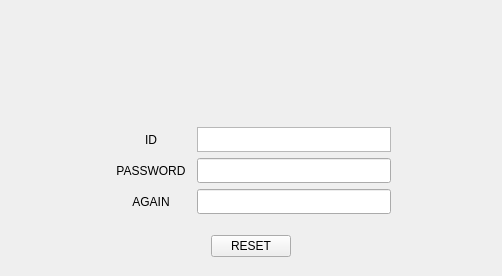
Before: the Qt Designer form chat/forget_two.ui in bitlinux/qtchat, drawn with Qt 5.
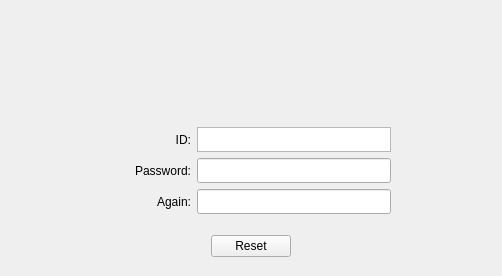
After: the same form once the commit is applied.

```diff
--- a/chat/forget_two.ui
+++ b/chat/forget_two.ui
@@ -91,10 +91,10 @@
               </size>
              </property>
              <property name="text">
-              <string>ID</string>
+              <string>ID:</string>
              </property>
              <property name="alignment">
-              <set>Qt::AlignCenter</set>
+              <set>Qt::AlignRight|Qt::AlignTrailing|Qt::AlignVCenter</set>
              </property>
             </widget>
            </item>
@@ -133,10 +133,10 @@
               </size>
              </property>
              <property name="text">
-              <string>PASSWORD</string>
+              <string>Password:</string>
              </property>
              <property name="alignment">
-              <set>Qt::AlignCenter</set>
+              <set>Qt::AlignRight|Qt::AlignTrailing|Qt::AlignVCenter</set>
              </property>
             </widget>
            </item>
@@ -178,10 +178,10 @@
               </size>
              </property>
              <property name="text">
-              <string>AGAIN</string>
+              <string>Again:</string>
              </property>
              <property name="alignment">
-              <set>Qt::AlignCenter</set>
+              <set>Qt::AlignRight|Qt::AlignTrailing|Qt::AlignVCenter</set>
              </property>
             </widget>
            </item>
@@ -264,7 +264,7 @@
        <item>
         <widget class="QPushButton" name="reset">
          <property name="text">
-          <string>RESET</string>
+          <string>Reset</string>
          </property>
         </widget>
        </item>
```
